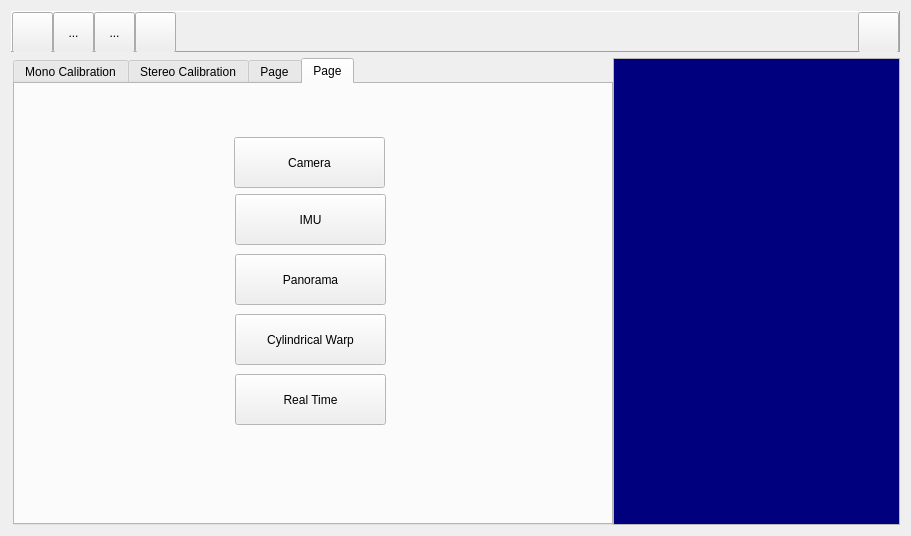
jjun-ho/2023-Capstone-Design, file Calibration/mainframe.ui: the form before one commit.
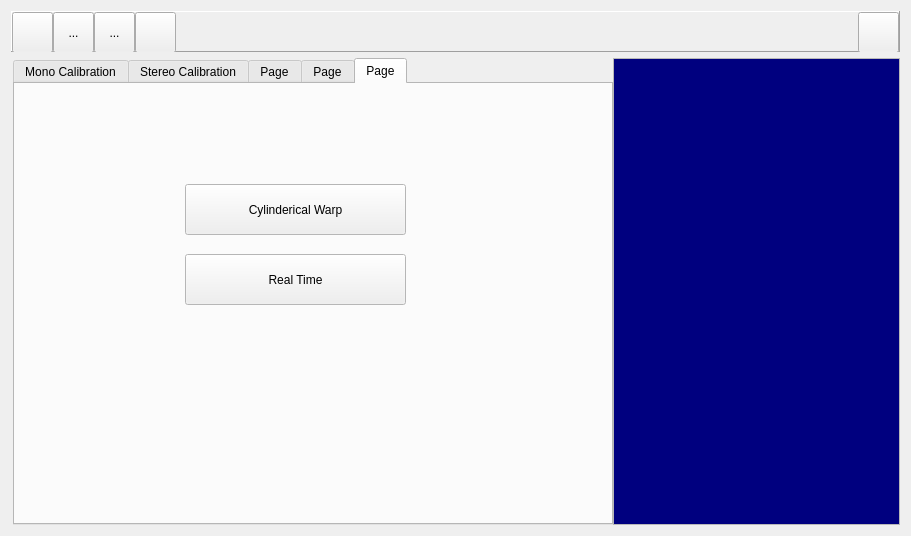
The form after the commit. Icons and pictures are not drawn.

What changed in the file:
```diff
--- a/Calibration/mainframe.ui
+++ b/Calibration/mainframe.ui
@@ -380,7 +380,7 @@
         <enum>QTabWidget::Rounded</enum>
        </property>
        <property name="currentIndex">
-        <number>3</number>
+        <number>4</number>
        </property>
        <property name="iconSize">
         <size>
@@ -1637,6 +1637,37 @@
          </property>
         </widget>
        </widget>
+       <widget class="QWidget" name="tab_4">
+        <attribute name="title">
+         <string>Page</string>
+        </attribute>
+        <widget class="QPushButton" name="Cylinderical_Warp_2">
+         <property name="geometry">
+          <rect>
+           <x>170</x>
+           <y>100</y>
+           <width>221</width>
+           <height>51</height>
+          </rect>
+         </property>
+         <property name="text">
+          <string>Cylinderical Warp</string>
+         </property>
+        </widget>
+        <widget class="QPushButton" name="pushRealTime_2">
+         <property name="geometry">
+          <rect>
+           <x>170</x>
+           <y>170</y>
+           <width>221</width>
+           <height>51</height>
+          </rect>
+         </property>
+         <property name="text">
+          <string>Real Time</string>
+         </property>
+        </widget>
+       </widget>
       </widget>
      </item>
      <item>
```
